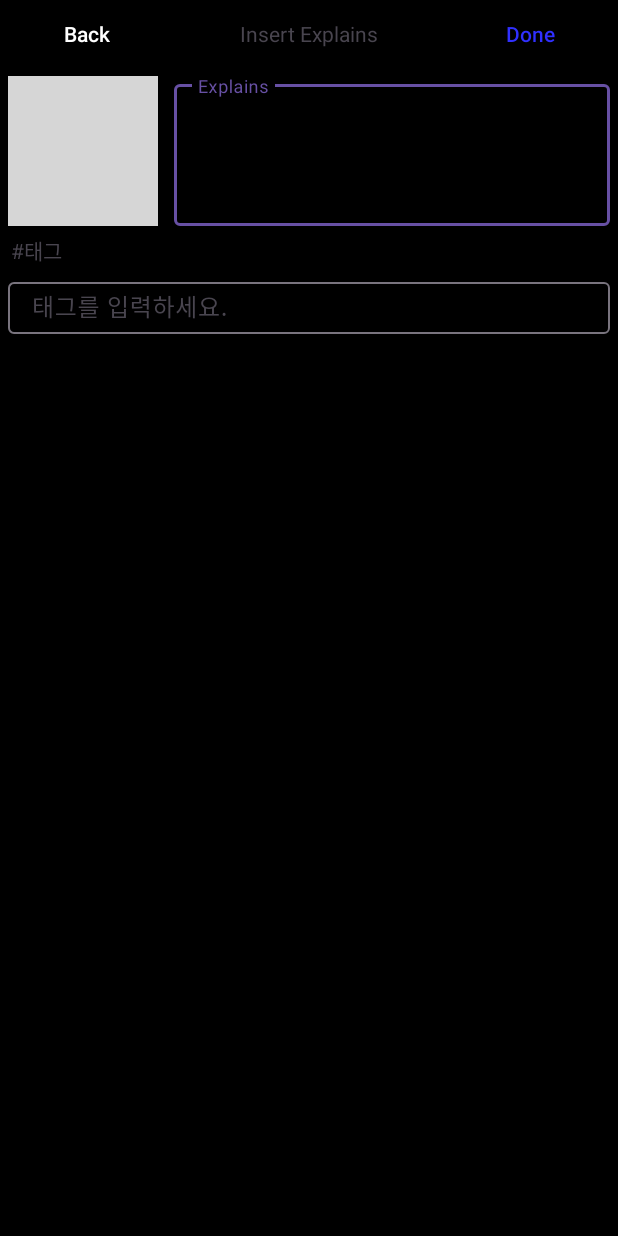
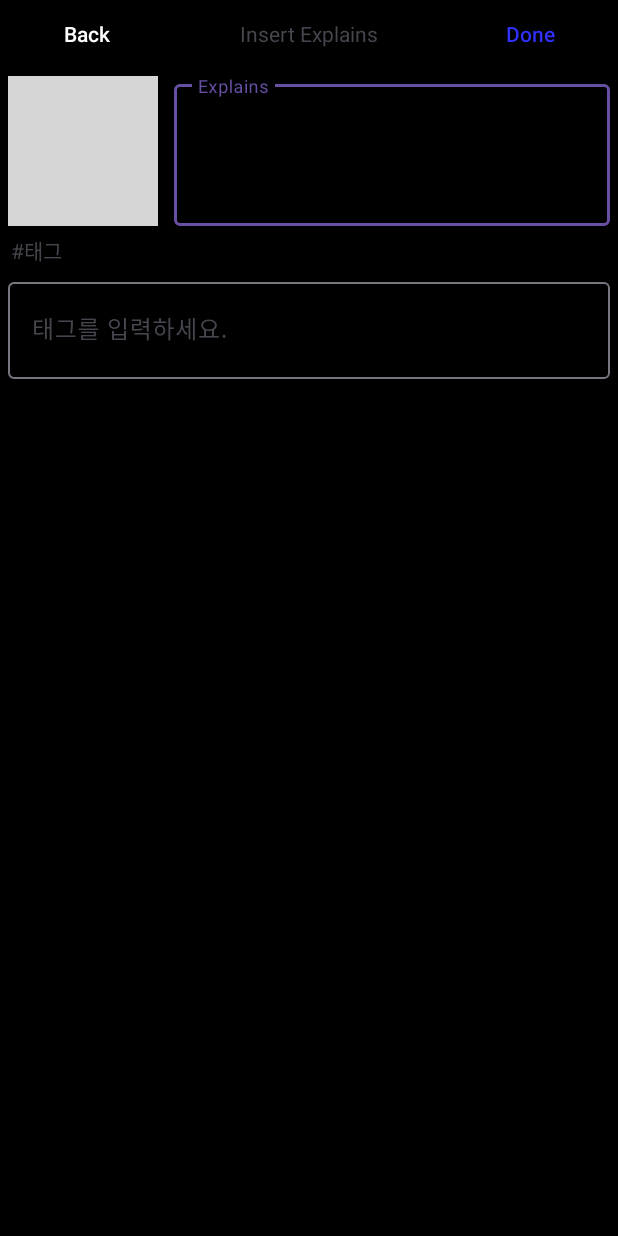
Before and after one commit to gudals123/MobileApps, an Android app: the UploadExplainActivity screen opened directly, with no data from a screen before it, on a phone screen of 412 x 824 dp. Run offline under Robolectric (Android 15) with nearby library versions, the phone set to English and light mode, and no system bars; our stand-ins replace Firebase (no records; nobody signed in at launch, a user with empty details on screens opened directly); grey boxes are pictures that could not be loaded.

Commit message:
feat::#6 태그박스 미세 수정

```diff
--- a/InstaProject/app/src/main/res/layout/activity_upload_explain.xml
+++ b/InstaProject/app/src/main/res/layout/activity_upload_explain.xml
@@ -82,7 +82,7 @@
     <com.google.android.material.textfield.TextInputLayout
         android:id="@+id/insert_tag"
         android:layout_width="match_parent"
-        android:layout_height="40dp"
+        android:layout_height="70dp"
         android:layout_alignParentRight="true"
         android:layout_margin="5dp"
         app:layout_constraintTop_toBottomOf="@+id/page_explain_tag_inform">
```
